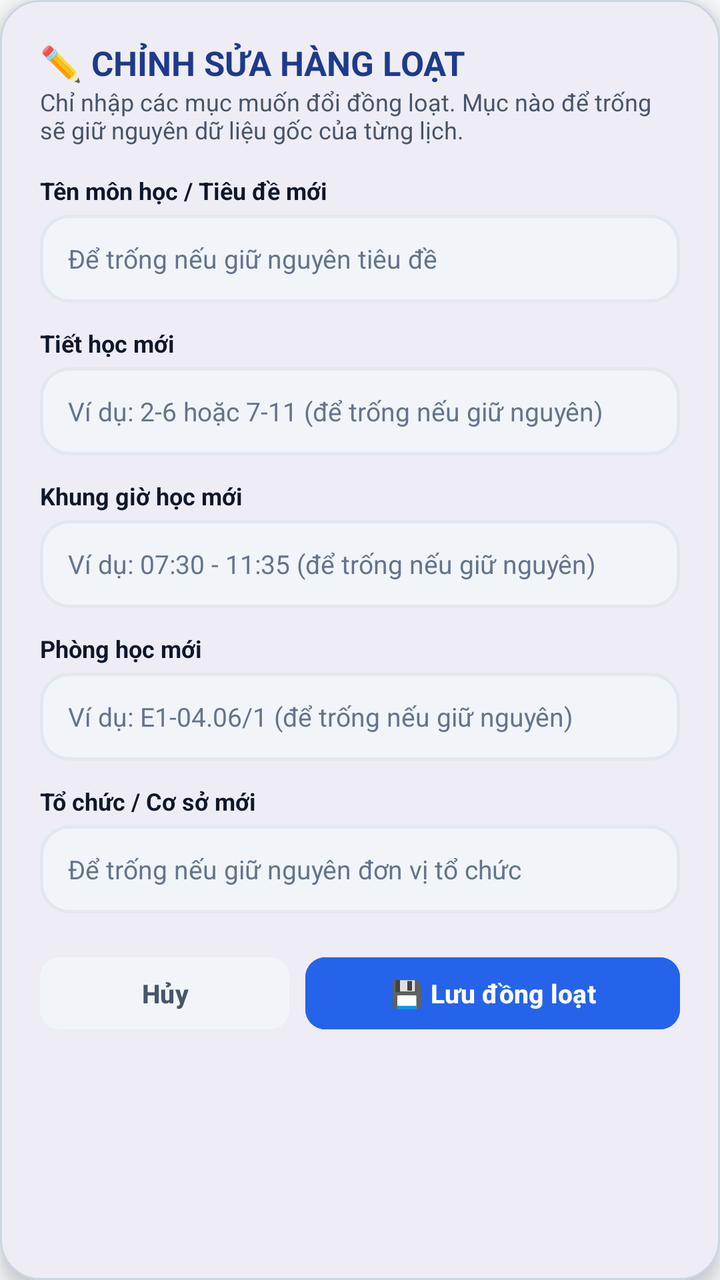
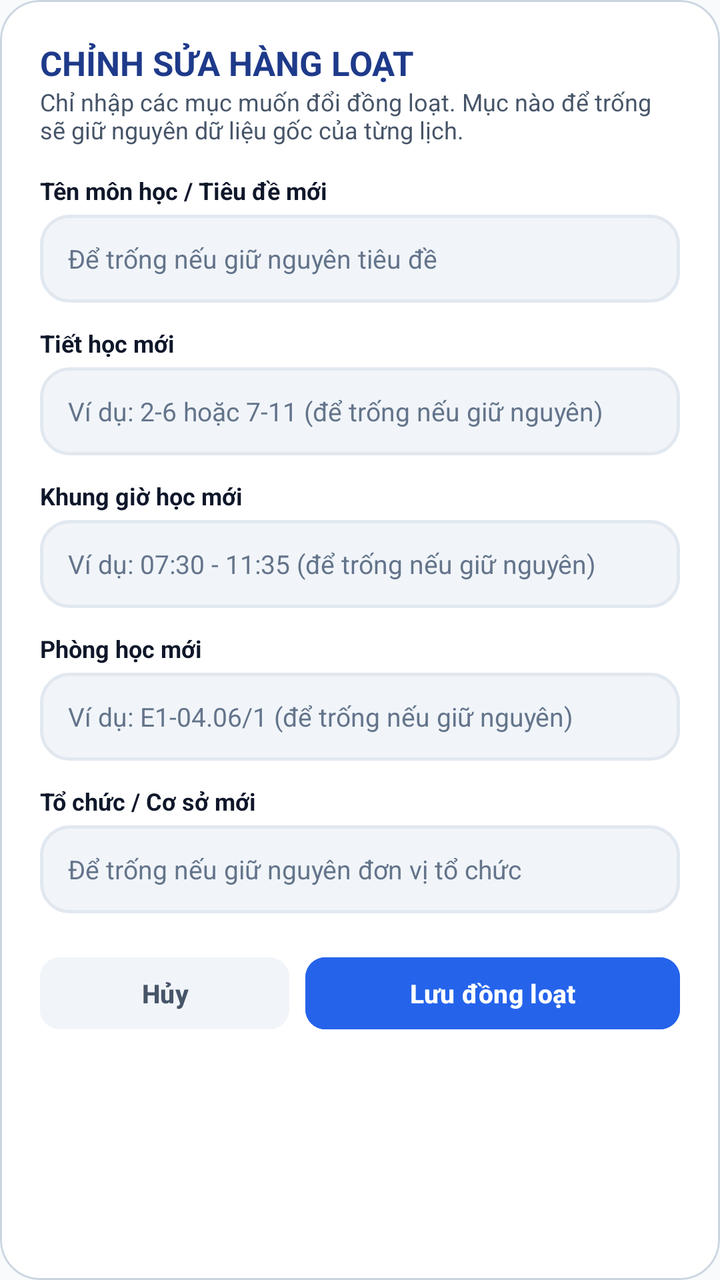

Screens rendered from an Android XML layout before and after an edit, with the pre-edit source and the edit as a unified diff.
<!-- AndroidManifest.xml: application theme Theme.LectuPlan -->
<!-- res/layout/dialog_batch_edit_events.xml -->
<?xml version="1.0" encoding="utf-8"?>
<com.google.android.material.card.MaterialCardView
    xmlns:android="http://schemas.android.com/apk/res/android"
    xmlns:app="http://schemas.android.com/apk/res-auto"
    android:layout_width="match_parent"
    android:layout_height="wrap_content"
    app:cardCornerRadius="20dp"
    app:cardElevation="6dp"
    app:strokeWidth="1dp"
    app:strokeColor="@color/border_default"
    app:cardBackgroundColor="@color/surface_card">

    <ScrollView
        android:layout_width="match_parent"
        android:layout_height="wrap_content"
        android:fillViewport="true">

        <LinearLayout
            android:layout_width="match_parent"
            android:layout_height="wrap_content"
            android:orientation="vertical"
            android:padding="20dp">

            
            <TextView
                android:id="@+id/tvBatchDialogHeaderTitle"
                android:layout_width="match_parent"
                android:layout_height="wrap_content"
                android:text="✏️ CHỈNH SỬA HÀNG LOẠT"
                android:textSize="17sp"
                android:textStyle="bold"
                android:textColor="@color/tab_header_title" />

            <TextView
                android:id="@+id/tvBatchDialogSubtitle"
                android:layout_width="match_parent"
                android:layout_height="wrap_content"
                android:text="Chỉ nhập các mục muốn đổi đồng loạt. Mục nào để trống sẽ giữ nguyên dữ liệu gốc của từng lịch."
                android:textSize="12sp"
                android:textColor="@color/text_secondary"
                android:layout_marginBottom="14dp" />

            
            <TextView
                android:layout_width="wrap_content"
                android:layout_height="wrap_content"
                android:text="Tên môn học / Tiêu đề mới"
                android:textSize="12sp"
                android:textStyle="bold"
                android:textColor="@color/text_primary"
                android:layout_marginBottom="4dp" />

            <EditText
                android:id="@+id/edtBatchTitle"
                android:layout_width="match_parent"
                android:layout_height="44dp"
                android:background="@drawable/bg_search_input"
                android:hint="Để trống nếu giữ nguyên tiêu đề"
                android:inputType="textCapSentences"
                android:paddingHorizontal="14dp"
                android:textSize="13sp"
                android:textColor="@color/text_primary"
                android:textColorHint="@color/text_tertiary"
                android:layout_marginBottom="12dp" />

            
            <TextView
                android:layout_width="wrap_content"
                android:layout_height="wrap_content"
                android:text="Tiết học mới"
                android:textSize="12sp"
                android:textStyle="bold"
                android:textColor="@color/text_primary"
                android:layout_marginBottom="4dp" />

            <EditText
                android:id="@+id/edtBatchPeriod"
                android:layout_width="match_parent"
                android:layout_height="44dp"
                android:background="@drawable/bg_search_input"
                android:hint="Ví dụ: 2-6 hoặc 7-11 (để trống nếu giữ nguyên)"
                android:inputType="text"
                android:paddingHorizontal="14dp"
                android:textSize="13sp"
                android:textColor="@color/text_primary"
                android:textColorHint="@color/text_tertiary"
                android:layout_marginBottom="12dp" />

            
            <TextView
                android:layout_width="wrap_content"
                android:layout_height="wrap_content"
                android:text="Khung giờ học mới"
                android:textSize="12sp"
                android:textStyle="bold"
                android:textColor="@color/text_primary"
                android:layout_marginBottom="4dp" />

            <EditText
                android:id="@+id/edtBatchTime"
                android:layout_width="match_parent"
                android:layout_height="44dp"
                android:background="@drawable/bg_search_input"
                android:hint="Ví dụ: 07:30 - 11:35 (để trống nếu giữ nguyên)"
                android:inputType="text"
                android:paddingHorizontal="14dp"
                android:textSize="13sp"
                android:textColor="@color/text_primary"
                android:textColorHint="@color/text_tertiary"
                android:layout_marginBottom="12dp" />

            
            <TextView
                android:layout_width="wrap_content"
                android:layout_height="wrap_content"
                android:text="Phòng học mới"
                android:textSize="12sp"
                android:textStyle="bold"
                android:textColor="@color/text_primary"
                android:layout_marginBottom="4dp" />

            <EditText
                android:id="@+id/edtBatchRoom"
                android:layout_width="match_parent"
                android:layout_height="44dp"
                android:background="@drawable/bg_search_input"
                android:hint="Ví dụ: E1-04.06/1 (để trống nếu giữ nguyên)"
                android:inputType="textCapCharacters"
                android:paddingHorizontal="14dp"
                android:textSize="13sp"
                android:textColor="@color/text_primary"
                android:textColorHint="@color/text_tertiary"
                android:layout_marginBottom="12dp" />

            
            <TextView
                android:layout_width="wrap_content"
                android:layout_height="wrap_content"
                android:text="Tổ chức / Cơ sở mới"
                android:textSize="12sp"
                android:textStyle="bold"
                android:textColor="@color/text_primary"
                android:layout_marginBottom="4dp" />

            <EditText
                android:id="@+id/edtBatchOrganizer"
                android:layout_width="match_parent"
                android:layout_height="44dp"
                android:background="@drawable/bg_search_input"
                android:hint="Để trống nếu giữ nguyên đơn vị tổ chức"
                android:inputType="textCapSentences"
                android:paddingHorizontal="14dp"
                android:textSize="13sp"
                android:textColor="@color/text_primary"
                android:textColorHint="@color/text_tertiary"
                android:layout_marginBottom="18dp" />

            
            <LinearLayout
                android:layout_width="match_parent"
                android:layout_height="wrap_content"
                android:orientation="horizontal">

                <Button
                    android:id="@+id/btnCancelBatchEdit"
                    android:layout_width="0dp"
                    android:layout_height="wrap_content"
                    android:minHeight="44dp"
                    android:layout_weight="1"
                    android:text="Hủy"
                    android:textColor="@color/text_secondary"
                    android:backgroundTint="@color/surface_card_secondary"
                    android:textSize="13sp"
                    android:textStyle="bold"
                    android:paddingVertical="6dp"
                    app:cornerRadius="10dp"
                    android:layout_marginEnd="8dp" />

                <Button
                    android:id="@+id/btnSaveBatchEdit"
                    android:layout_width="0dp"
                    android:layout_height="wrap_content"
                    android:minHeight="44dp"
                    android:layout_weight="1.5"
                    android:text="💾 Lưu đồng loạt"
                    android:textColor="#FFFFFF"
                    android:backgroundTint="#2563EB"
                    android:textSize="13sp"
                    android:textStyle="bold"
                    android:paddingVertical="6dp"
                    app:cornerRadius="10dp" />

            </LinearLayout>

        </LinearLayout>
    </ScrollView>
</com.google.android.material.card.MaterialCardView>
<!-- resources referenced by this layout -->
<resources>
  <color name="border_default">#CBD5E1</color>
  <color name="surface_card">#FFFFFF</color>
  <color name="surface_card_secondary">#F1F5F9</color>
  <color name="tab_header_title">#1E3A8A</color>
  <color name="text_primary">#0F172A</color>
  <color name="text_secondary">#475569</color>
  <color name="text_tertiary">#64748B</color>
  <!-- drawable bg_search_input (drawable) -->
  <?xml version="1.0" encoding="utf-8"?>
  <shape xmlns:android="http://schemas.android.com/apk/res/android"
      android:shape="rectangle">
      <solid android:color="@color/surface_card_secondary" />
      <corners android:radius="14dp" />
      <stroke
          android:width="1.5dp"
          android:color="@color/border_subtle" />
  </shape>
  <style name="Theme.LectuPlan" parent="Base.Theme.LectuPlan" />
  <color name="border_subtle">#E2E8F0</color>
  <style name="Base.Theme.LectuPlan" parent="Theme.Material3.DayNight.NoActionBar">
          <item name="android:windowBackground">@color/window_background</item>
          <item name="colorSurface">@color/surface_card</item>
          <item name="colorOnSurface">@color/text_primary</item>
          <item name="colorSurfaceVariant">@color/surface_card_secondary</item>
          <item name="colorOnSurfaceVariant">@color/text_secondary</item>
          
          <item name="android:windowLightStatusBar" tools:targetApi="23">true</item>
          <item name="android:windowLightNavigationBar" tools:targetApi="27">true</item>
      </style>
  <color name="window_background">#F8FAFC</color>
</resources>

<!-- the commit's change to res/layout/dialog_batch_edit_events.xml (unified diff, before → after) -->
@@ -5,10 +5,10 @@
     android:layout_width="match_parent"
     android:layout_height="wrap_content"
     app:cardCornerRadius="20dp"
-    app:cardElevation="6dp"
+    app:cardElevation="0dp"
     app:strokeWidth="1dp"
     app:strokeColor="@color/border_default"
-    app:cardBackgroundColor="@color/surface_card">
+    app:cardBackgroundColor="#FFFFFF">
 
     <ScrollView
         android:layout_width="match_parent"
@@ -26,7 +26,7 @@
                 android:id="@+id/tvBatchDialogHeaderTitle"
                 android:layout_width="match_parent"
                 android:layout_height="wrap_content"
-                android:text="✏️ CHỈNH SỬA HÀNG LOẠT"
+                android:text="CHỈNH SỬA HÀNG LOẠT"
                 android:textSize="17sp"
                 android:textStyle="bold"
                 android:textColor="@color/tab_header_title" />
@@ -182,7 +182,7 @@
                     android:layout_height="wrap_content"
                     android:minHeight="44dp"
                     android:layout_weight="1.5"
-                    android:text="💾 Lưu đồng loạt"
+                    android:text="Lưu đồng loạt"
                     android:textColor="#FFFFFF"
                     android:backgroundTint="#2563EB"
                     android:textSize="13sp"
<!-- resource entries referenced after the edit -->
@@ -25,6 +25,7 @@
           <item name="colorOnSurface">@color/text_primary</item>
           <item name="colorSurfaceVariant">@color/surface_card_secondary</item>
           <item name="colorOnSurfaceVariant">@color/text_secondary</item>
+          <item name="elevationOverlayEnabled">false</item>
           
           <item name="android:windowLightStatusBar" tools:targetApi="23">true</item>
           <item name="android:windowLightNavigationBar" tools:targetApi="27">true</item>
